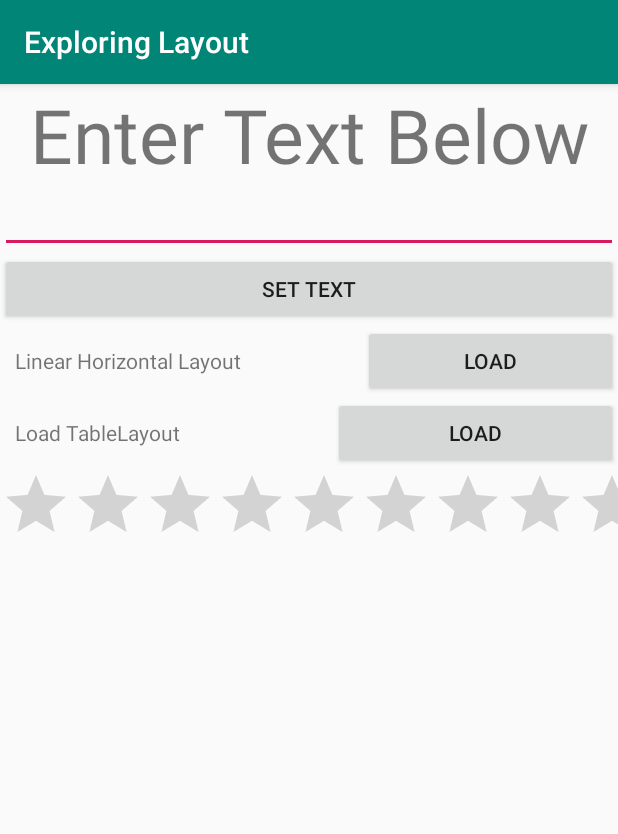
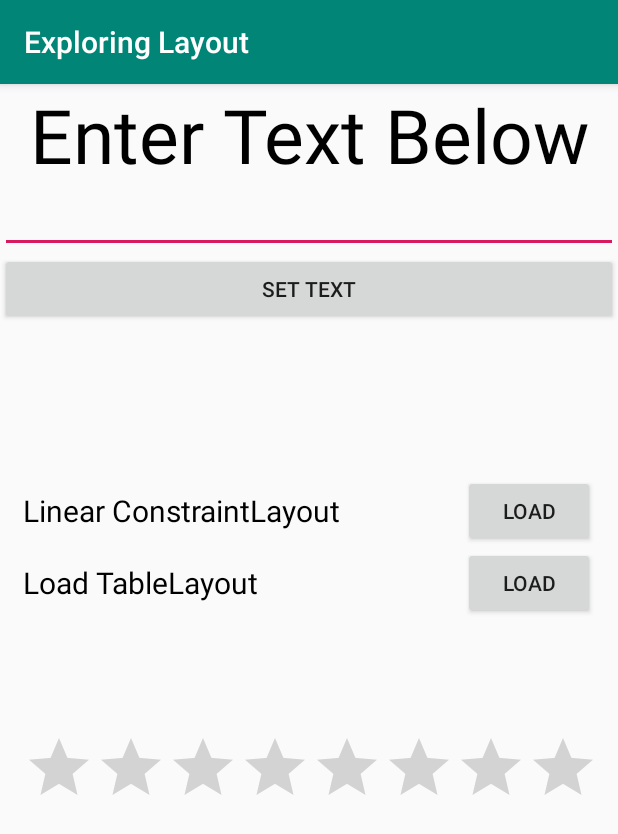
Before and after one commit to faisaal99/Layout-App, an Android app: the screen it shows after launch (MainActivity), on a phone screen of 412 x 824 dp. Shown: the top 834 px of the screen. Run offline under Robolectric (Android 15) with nearby library versions, the phone set to English and light mode, and no system bars.

Commit message:
Added different layouts and connected them together

```diff
--- a/ExploringLayoutApp/app/src/main/AndroidManifest.xml
+++ b/ExploringLayoutApp/app/src/main/AndroidManifest.xml
@@ -9,7 +9,7 @@
         android:roundIcon="@mipmap/ic_launcher_round"
         android:supportsRtl="true"
         android:theme="@style/AppTheme">
-        <activity android:name=".MainActivity">
+        <activity android:name="com.faisal.exploringlayoutapp.MainActivity">
             <intent-filter>
                 <action android:name="android.intent.action.MAIN" />
 
--- a/ExploringLayoutApp/app/src/main/res/layout/main_menu.xml
+++ b/ExploringLayoutApp/app/src/main/res/layout/main_menu.xml
@@ -10,6 +10,7 @@
         android:layout_height="wrap_content"
         android:gravity="center"
         android:text="Test Text"
+        android:textColor="#000000"
         android:textSize="50sp" />
 
     <EditText
@@ -25,53 +26,67 @@
         android:id="@+id/button"
         android:layout_width="match_parent"
         android:layout_height="wrap_content"
+        android:layout_marginBottom="100sp"
         android:onClick="changeTextView"
         android:text="Set Text" />
 
     <LinearLayout
         android:layout_width="match_parent"
         android:layout_height="wrap_content"
-        android:orientation="horizontal">
+        android:orientation="horizontal"
+        android:paddingLeft="15sp"
+        android:paddingRight="15sp">
 
         <TextView
             android:id="@+id/textView2"
-            android:layout_width="wrap_content"
+            android:layout_width="match_parent"
             android:layout_height="wrap_content"
-            android:layout_weight="1"
-            android:paddingLeft="10sp"
-            android:text="Linear Horizontal Layout" />
+            android:layout_gravity="center_vertical"
+            android:layout_weight=".7"
+            android:onClick="loadConstraintLayout"
+            android:text="Linear ConstraintLayout"
+            android:textColor="#000000"
+            android:textSize="20sp" />
 
         <Button
             android:id="@+id/button2"
             android:layout_width="wrap_content"
             android:layout_height="wrap_content"
-            android:layout_weight="1"
+            android:onClick="loadConstraintLayout"
             android:text="Load" />
     </LinearLayout>
 
     <LinearLayout
         android:layout_width="match_parent"
         android:layout_height="wrap_content"
-        android:orientation="horizontal">
+        android:orientation="horizontal"
+        android:paddingLeft="15sp"
+        android:paddingRight="15sp">
 
         <TextView
             android:id="@+id/textView3"
-            android:layout_width="wrap_content"
+            android:layout_width="match_parent"
             android:layout_height="wrap_content"
-            android:layout_weight="1"
-            android:paddingLeft="10sp"
-            android:text="Load TableLayout" />
+            android:layout_gravity="center_vertical"
+            android:layout_weight=".7"
+            android:onClick="loadTableLayout"
+            android:text="Load TableLayout"
+            android:textColor="#000000"
+            android:textSize="20sp" />
 
         <Button
             android:id="@+id/button3"
             android:layout_width="wrap_content"
             android:layout_height="wrap_content"
-            android:layout_weight="1"
+            android:onClick="loadTableLayout"
             android:text="load" />
     </LinearLayout>
 
     <RatingBar
         android:id="@+id/ratingBar"
         android:layout_width="match_parent"
-        android:layout_height="wrap_content" />
+        android:layout_height="wrap_content"
+        android:layout_marginLeft="15sp"
+        android:layout_marginTop="75sp"
+        android:layout_marginRight="15sp" />
 </LinearLayout>
```
Also changed, not shown: ExploringLayoutApp/app/src/main/java/com/faisal/exploringlayoutapp/MainActivity.java (+6 -2 lines), ExploringLayoutApp/app/src/main/res/layout/activity_main.xml (+35 -5 lines), ExploringLayoutApp/app/src/main/res/layout/my_table_layout.xml (+106 -1 lines), 1 other file.
